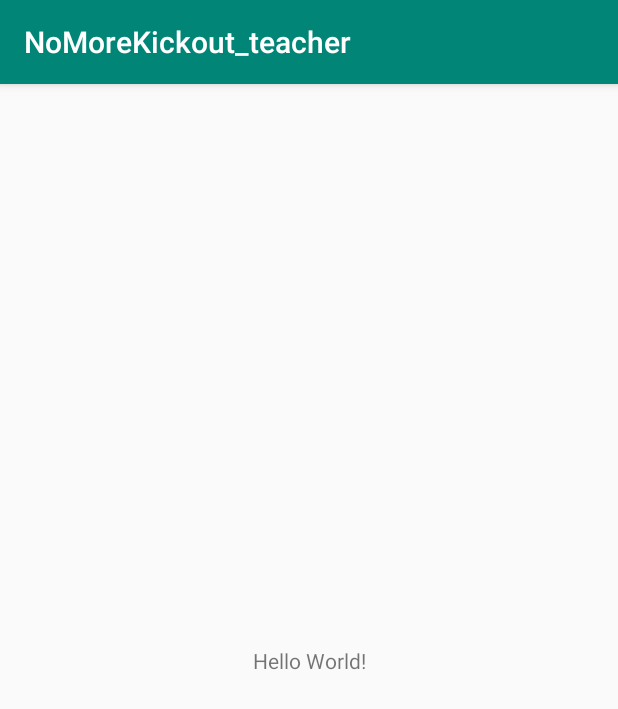
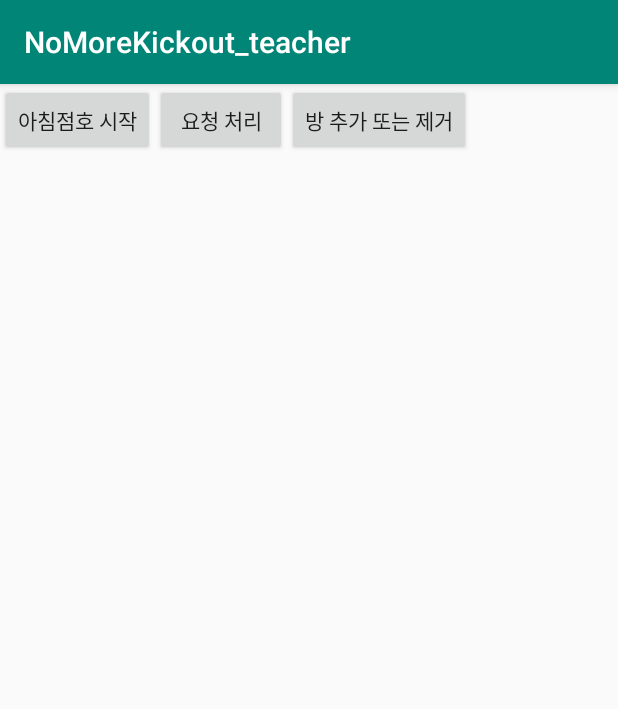
Before and after one commit to gs18113/NoMoreKickout_teacher, an Android app: the screen it shows after launch (MainActivity), on a phone screen of 412 x 824 dp. Shown: the top 709 px of the screen. Run offline under Robolectric (Android 15) with nearby library versions, the phone set to English and light mode, and no system bars.

Commit message:
F**king DB

```diff
--- a/app/src/main/AndroidManifest.xml
+++ b/app/src/main/AndroidManifest.xml
@@ -9,6 +9,9 @@
         android:roundIcon="@mipmap/ic_launcher_round"
         android:supportsRtl="true"
         android:theme="@style/AppTheme">
+        <activity android:name=".RoomsActivity" />
+        <activity android:name=".RequestReviewActivity" />
+        <activity android:name=".CheckActivity" />
         <activity android:name=".MainActivity">
             <intent-filter>
                 <action android:name="android.intent.action.MAIN" />
--- a/app/src/main/java/com/example/nomorekickout_teacher/MainActivity.java
+++ b/app/src/main/java/com/example/nomorekickout_teacher/MainActivity.java
@@ -2,13 +2,41 @@ package com.example.nomorekickout_teacher;
 
 import androidx.appcompat.app.AppCompatActivity;
 
+import android.app.Activity;
+import android.content.Intent;
 import android.os.Bundle;
+import android.view.View;
+import android.widget.Button;
 
-public class MainActivity extends AppCompatActivity {
+public class MainActivity extends AppCompatActivity implements Button.OnClickListener {
+
+    Button toCheck, toRequest, toRoom;
 
     @Override
     protected void onCreate(Bundle savedInstanceState) {
         super.onCreate(savedInstanceState);
         setContentView(R.layout.activity_main);
+
+        toCheck=(Button)findViewById(R.id.tocheck);
+        toCheck.setOnClickListener(this);
+        toRequest=(Button)findViewById(R.id.torequest);
+        toRequest.setOnClickListener(this);
+        toRoom=(Button)findViewById(R.id.toroom);
+        toRoom.setOnClickListener(this);
+    }
+
+    @Override
+    public void onClick(View view) {
+        Intent intent;
+        if (view.getId()==R.id.tocheck) {
+            intent = new Intent(getApplicationContext(), CheckActivity.class);
+        }
+        else if (view.getId()==R.id.torequest) {
+            intent = new Intent(getApplicationContext(), RequestReviewActivity.class);
+        }
+        else {
+            intent = new Intent(getApplicationContext(), RoomsActivity.class);
+        }
+        startActivity(intent);
     }
 }
--- a/app/src/main/res/layout/activity_main.xml
+++ b/app/src/main/res/layout/activity_main.xml
@@ -1,18 +1,27 @@
 <?xml version="1.0" encoding="utf-8"?>
-<androidx.constraintlayout.widget.ConstraintLayout xmlns:android="http://schemas.android.com/apk/res/android"
+<LinearLayout xmlns:android="http://schemas.android.com/apk/res/android"
     xmlns:app="http://schemas.android.com/apk/res-auto"
     xmlns:tools="http://schemas.android.com/tools"
     android:layout_width="match_parent"
     android:layout_height="match_parent"
     tools:context=".MainActivity">
 
-    <TextView
+    <Button
+        android:id="@+id/tocheck"
         android:layout_width="wrap_content"
         android:layout_height="wrap_content"
-        android:text="Hello World!"
-        app:layout_constraintBottom_toBottomOf="parent"
-        app:layout_constraintLeft_toLeftOf="parent"
-        app:layout_constraintRight_toRightOf="parent"
-        app:layout_constraintTop_toTopOf="parent" />
+        android:text="아침점호 시작"/>
 
-</androidx.constraintlayout.widget.ConstraintLayout>
+    <Button
+        android:id="@+id/torequest"
+        android:layout_width="wrap_content"
+        android:layout_height="wrap_content"
+        android:text="요청 처리"/>
+
+    <Button
+        android:id="@+id/toroom"
+        android:layout_width="wrap_content"
+        android:layout_height="wrap_content"
+        android:text="방 추가 또는 제거"/>
+
+</LinearLayout>
```
Also changed, not shown: app/src/main/java/com/example/nomorekickout_teacher/CheckActivity.java (added, +17 -0 lines), app/src/main/java/com/example/nomorekickout_teacher/DormDBManager.java (added, +95 -0 lines), app/src/main/java/com/example/nomorekickout_teacher/RequestReviewActivity.java (added, +17 -0 lines), app/src/main/java/com/example/nomorekickout_teacher/RoomsActivity.java (added, +17 -0 lines), app/src/main/java/com/example/nomorekickout_teacher/StudentDBManager.java (added, +98 -0 lines), app/src/main/res/layout/activity_check.xml (added, +9 -0 lines), app/src/main/res/layout/activity_request_review.xml (added, +9 -0 lines), app/src/main/res/layout/activity_rooms.xml (added, +9 -0 lines), app/src/main/assets/db.db (added).
